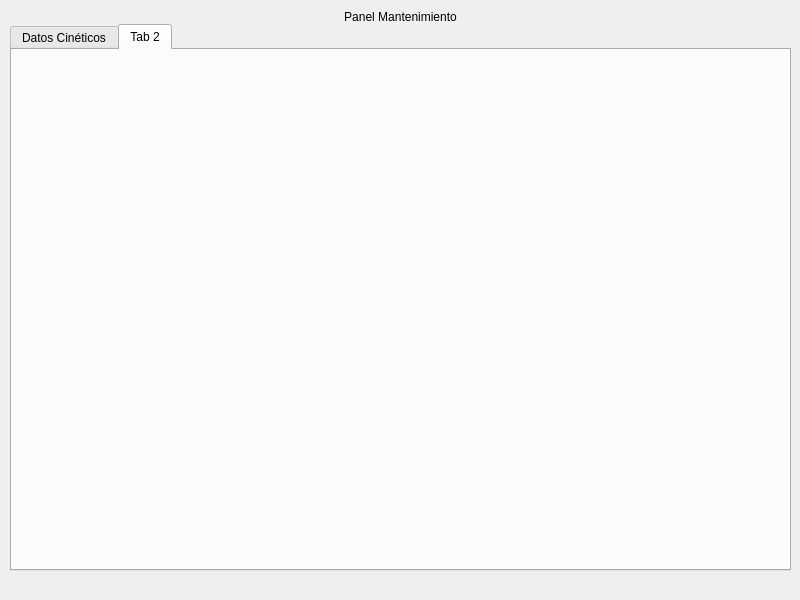
Qt form crud_db_gui.ui (JuandresPUCE/tesis_pyqt_sqlite) before a commit.
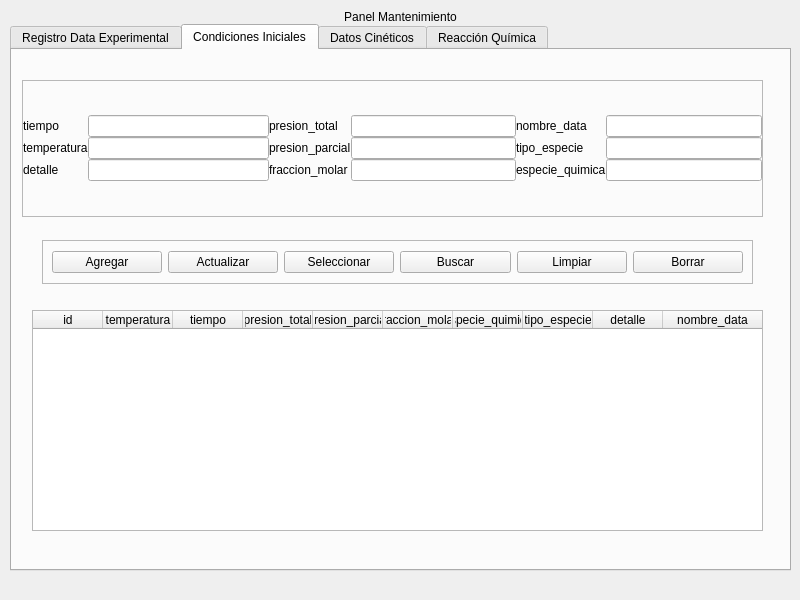
The same form after that commit. The open tabs and pages were chosen to show the change.

Commit message: crud pantalla conectando tablas y refactorizar

```diff
--- a/crud_db_gui.ui
+++ b/crud_db_gui.ui
@@ -53,6 +53,493 @@
          <property name="currentIndex">
           <number>0</number>
          </property>
+         <widget class="QWidget" name="tab_4">
+          <attribute name="title">
+           <string>Registro Data Experimental</string>
+          </attribute>
+          <widget class="QFrame" name="funciones_frame_4">
+           <property name="geometry">
+            <rect>
+             <x>30</x>
+             <y>190</y>
+             <width>711</width>
+             <height>44</height>
+            </rect>
+           </property>
+           <property name="frameShape">
+            <enum>QFrame::StyledPanel</enum>
+           </property>
+           <property name="frameShadow">
+            <enum>QFrame::Raised</enum>
+           </property>
+           <layout class="QHBoxLayout" name="horizontalLayout_5">
+            <item>
+             <widget class="QPushButton" name="agregar_rde_btn">
+              <property name="text">
+               <string>Agregar</string>
+              </property>
+             </widget>
+            </item>
+            <item>
+             <widget class="QPushButton" name="actualizar_rde_btn">
+              <property name="text">
+               <string>Actualizar</string>
+              </property>
+             </widget>
+            </item>
+            <item>
+             <widget class="QPushButton" name="seleccionar_rde_btn">
+              <property name="text">
+               <string>Seleccionar</string>
+              </property>
+             </widget>
+            </item>
+            <item>
+             <widget class="QPushButton" name="buscar_rde_btn">
+              <property name="text">
+               <string>Buscar</string>
+              </property>
+             </widget>
+            </item>
+            <item>
+             <widget class="QPushButton" name="limpiar_rde_btn">
+              <property name="text">
+               <string>Limpiar</string>
+              </property>
+             </widget>
+            </item>
+            <item>
+             <widget class="QPushButton" name="borrar_rde_btn">
+              <property name="text">
+               <string>Borrar</string>
+              </property>
+             </widget>
+            </item>
+           </layout>
+          </widget>
+          <widget class="QWidget" name="gridLayoutWidget_4">
+           <property name="geometry">
+            <rect>
+             <x>20</x>
+             <y>260</y>
+             <width>731</width>
+             <height>221</height>
+            </rect>
+           </property>
+           <layout class="QGridLayout" name="gridLayout_13">
+            <property name="spacing">
+             <number>0</number>
+            </property>
+            <item row="0" column="0">
+             <widget class="QTableWidget" name="registro_data_experimental_tabla">
+              <property name="focusPolicy">
+               <enum>Qt::NoFocus</enum>
+              </property>
+              <property name="showGrid">
+               <bool>false</bool>
+              </property>
+              <attribute name="horizontalHeaderMinimumSectionSize">
+               <number>50</number>
+              </attribute>
+              <attribute name="horizontalHeaderDefaultSectionSize">
+               <number>70</number>
+              </attribute>
+              <attribute name="horizontalHeaderStretchLastSection">
+               <bool>true</bool>
+              </attribute>
+              <attribute name="verticalHeaderVisible">
+               <bool>false</bool>
+              </attribute>
+              <column>
+               <property name="text">
+                <string>id</string>
+               </property>
+              </column>
+              <column>
+               <property name="text">
+                <string>nombre_data</string>
+               </property>
+              </column>
+              <column>
+               <property name="text">
+                <string>fecha</string>
+               </property>
+              </column>
+              <column>
+               <property name="text">
+                <string>detalle</string>
+               </property>
+              </column>
+             </widget>
+            </item>
+           </layout>
+          </widget>
+          <widget class="QLineEdit" name="nombre_data_rde_edit">
+           <property name="geometry">
+            <rect>
+             <x>510</x>
+             <y>70</y>
+             <width>132</width>
+             <height>21</height>
+            </rect>
+           </property>
+          </widget>
+          <widget class="QLabel" name="label_20">
+           <property name="geometry">
+            <rect>
+             <x>410</x>
+             <y>70</y>
+             <width>91</width>
+             <height>21</height>
+            </rect>
+           </property>
+           <property name="text">
+            <string>nombre_data</string>
+           </property>
+          </widget>
+          <widget class="QLineEdit" name="detalle_rde_edit">
+           <property name="geometry">
+            <rect>
+             <x>520</x>
+             <y>100</y>
+             <width>131</width>
+             <height>21</height>
+            </rect>
+           </property>
+          </widget>
+          <widget class="QLabel" name="label_29">
+           <property name="geometry">
+            <rect>
+             <x>410</x>
+             <y>100</y>
+             <width>91</width>
+             <height>21</height>
+            </rect>
+           </property>
+           <property name="text">
+            <string>detalle</string>
+           </property>
+          </widget>
+          <widget class="QLabel" name="label_30">
+           <property name="geometry">
+            <rect>
+             <x>410</x>
+             <y>140</y>
+             <width>91</width>
+             <height>21</height>
+            </rect>
+           </property>
+           <property name="text">
+            <string>fecha</string>
+           </property>
+          </widget>
+          <widget class="QLineEdit" name="fecha_rde_edit">
+           <property name="geometry">
+            <rect>
+             <x>510</x>
+             <y>140</y>
+             <width>111</width>
+             <height>21</height>
+            </rect>
+           </property>
+          </widget>
+         </widget>
+         <widget class="QWidget" name="tab_2">
+          <attribute name="title">
+           <string>Condiciones Iniciales</string>
+          </attribute>
+          <widget class="QWidget" name="gridLayoutWidget_2">
+           <property name="geometry">
+            <rect>
+             <x>20</x>
+             <y>260</y>
+             <width>731</width>
+             <height>221</height>
+            </rect>
+           </property>
+           <layout class="QGridLayout" name="gridLayout_6">
+            <property name="spacing">
+             <number>0</number>
+            </property>
+            <item row="0" column="0">
+             <widget class="QTableWidget" name="condiciones_iniciales_tabla">
+              <property name="focusPolicy">
+               <enum>Qt::NoFocus</enum>
+              </property>
+              <property name="showGrid">
+               <bool>false</bool>
+              </property>
+              <attribute name="horizontalHeaderMinimumSectionSize">
+               <number>50</number>
+              </attribute>
+              <attribute name="horizontalHeaderDefaultSectionSize">
+               <number>70</number>
+              </attribute>
+              <attribute name="horizontalHeaderStretchLastSection">
+               <bool>true</bool>
+              </attribute>
+              <attribute name="verticalHeaderVisible">
+               <bool>false</bool>
+              </attribute>
+              <column>
+               <property name="text">
+                <string>id</string>
+               </property>
+              </column>
+              <column>
+               <property name="text">
+                <string>temperatura</string>
+               </property>
+              </column>
+              <column>
+               <property name="text">
+                <string>tiempo</string>
+               </property>
+              </column>
+              <column>
+               <property name="text">
+                <string>presion_total</string>
+               </property>
+              </column>
+              <column>
+               <property name="text">
+                <string>presion_parcial</string>
+               </property>
+              </column>
+              <column>
+               <property name="text">
+                <string>fraccion_molar</string>
+               </property>
+              </column>
+              <column>
+               <property name="text">
+                <string>especie_quimica</string>
+               </property>
+              </column>
+              <column>
+               <property name="text">
+                <string>tipo_especie</string>
+               </property>
+              </column>
+              <column>
+               <property name="text">
+                <string>detalle</string>
+               </property>
+              </column>
+              <column>
+               <property name="text">
+                <string>nombre_data</string>
+               </property>
+              </column>
+             </widget>
+            </item>
+           </layout>
+          </widget>
+          <widget class="QFrame" name="datos_frame_2">
+           <property name="geometry">
+            <rect>
+             <x>10</x>
+             <y>30</y>
+             <width>741</width>
+             <height>137</height>
+            </rect>
+           </property>
+           <property name="frameShape">
+            <enum>QFrame::StyledPanel</enum>
+           </property>
+           <property name="frameShadow">
+            <enum>QFrame::Raised</enum>
+           </property>
+           <layout class="QGridLayout" name="gridLayout_7">
+            <property name="leftMargin">
+             <number>0</number>
+            </property>
+            <property name="topMargin">
+             <number>0</number>
+            </property>
+            <property name="rightMargin">
+             <number>0</number>
+            </property>
+            <property name="bottomMargin">
+             <number>0</number>
+            </property>
+            <property name="spacing">
+             <number>0</number>
+            </property>
+            <item row="0" column="0">
+             <layout class="QGridLayout" name="gridLayout_8">
+              <property name="spacing">
+               <number>0</number>
+              </property>
+              <item row="0" column="0">
+               <widget class="QLabel" name="label_11">
+                <property name="text">
+                 <string>tiempo</string>
+                </property>
+               </widget>
+              </item>
+              <item row="0" column="1">
+               <widget class="QLineEdit" name="tiempo_ci_edit"/>
+              </item>
+              <item row="1" column="0">
+               <widget class="QLabel" name="label_12">
+                <property name="text">
+                 <string>temperatura</string>
+                </property>
+               </widget>
+              </item>
+              <item row="1" column="1">
+               <widget class="QLineEdit" name="temperatura_ci_edit"/>
+              </item>
+              <item row="2" column="0">
+               <widget class="QLabel" name="label_13">
+                <property name="text">
+                 <string>detalle</string>
+                </property>
+               </widget>
+              </item>
+              <item row="2" column="1">
+               <widget class="QLineEdit" name="detalle_ci_edit"/>
+              </item>
+             </layout>
+            </item>
+            <item row="0" column="1">
+             <layout class="QGridLayout" name="gridLayout_9">
+              <property name="spacing">
+               <number>0</number>
+              </property>
+              <item row="0" column="0">
+               <widget class="QLabel" name="label_14">
+                <property name="text">
+                 <string>presion_total</string>
+                </property>
+               </widget>
+              </item>
+              <item row="0" column="1">
+               <widget class="QLineEdit" name="presion_total_ci_edit"/>
+              </item>
+              <item row="1" column="0">
+               <widget class="QLabel" name="label_15">
+                <property name="text">
+                 <string>presion_parcial</string>
+                </property>
+               </widget>
+              </item>
+              <item row="1" column="1">
+               <widget class="QLineEdit" name="presion_parcial_ci_edit"/>
+              </item>
+              <item row="2" column="0">
+               <widget class="QLabel" name="label_16">
+                <property name="text">
+                 <string>fraccion_molar</string>
+                </property>
+               </widget>
+              </item>
+              <item row="2" column="1">
+               <widget class="QLineEdit" name="fraccion_molar_ci_edit"/>
+              </item>
+             </layout>
+            </item>
+            <item row="0" column="2">
+             <layout class="QGridLayout" name="gridLayout_10">
+              <property name="spacing">
+               <number>0</number>
+              </property>
+              <item row="0" column="0">
+               <widget class="QLabel" name="label_17">
+                <property name="text">
+                 <string>nombre_data</string>
+                </property>
+               </widget>
+              </item>
+              <item row="0" column="1">
+               <widget class="QLineEdit" name="nombre_data_ci_edit"/>
+              </item>
+              <item row="1" column="0">
+               <widget class="QLabel" name="label_18">
+                <property name="text">
+                 <string>tipo_especie</string>
+                </property>
+               </widget>
+              </item>
+              <item row="1" column="1">
+               <widget class="QLineEdit" name="tipo_especie_ci_edit"/>
+              </item>
+              <item row="2" column="0">
+               <widget class="QLabel" name="label_19">
+                <property name="text">
+                 <string>especie_quimica</string>
+                </property>
+               </widget>
+              </item>
+              <item row="2" column="1">
+               <widget class="QLineEdit" name="especie_quimica_ci_edit"/>
+              </item>
+             </layout>
+            </item>
+           </layout>
+          </widget>
+          <widget class="QFrame" name="funciones_frame_2">
+           <property name="geometry">
+            <rect>
+             <x>30</x>
+             <y>190</y>
+             <width>711</width>
+             <height>44</height>
+            </rect>
+           </property>
+           <property name="frameShape">
+            <enum>QFrame::StyledPanel</enum>
+           </property>
+           <property name="frameShadow">
+            <enum>QFrame::Raised</enum>
+           </property>
+           <layout class="QHBoxLayout" name="horizontalLayout_3">
+            <item>
+             <widget class="QPushButton" name="agregar_ci_btn">
+              <property name="text">
+               <string>Agregar</string>
+              </property>
+             </widget>
+            </item>
+            <item>
+             <widget class="QPushButton" name="actualizar_ci_btn">
+              <property name="text">
+               <string>Actualizar</string>
+              </property>
+             </widget>
+            </item>
+            <item>
+             <widget class="QPushButton" name="seleccionar_ci_btn">
+              <property name="text">
+               <string>Seleccionar</string>
+              </property>
+             </widget>
+            </item>
+            <item>
+             <widget class="QPushButton" name="buscar_ci_btn">
+              <property name="text">
+               <string>Buscar</string>
+              </property>
+             </widget>
+            </item>
+            <item>
+             <widget class="QPushButton" name="limpiar_ci_btn">
+              <property name="text">
+               <string>Limpiar</string>
+              </property>
+             </widget>
+            </item>
+            <item>
+             <widget class="QPushButton" name="borrar_ci_btn">
+              <property name="text">
+               <string>Borrar</string>
+              </property>
+             </widget>
+            </item>
+           </layout>
+          </widget>
+         </widget>
          <widget class="QWidget" name="tab">
           <attribute name="title">
            <string>Datos Cinéticos</string>
@@ -349,9 +836,9 @@
            </layout>
           </widget>
          </widget>
-         <widget class="QWidget" name="tab_2">
+         <widget class="QWidget" name="tab_3">
           <attribute name="title">
-           <string>Tab 2</string>
+           <string>Reacción Química</string>
           </attribute>
          </widget>
         </widget>
```
Left out of the diff: 250 changed lines with no effect on the pictures. The commit also changes 12 other files.
